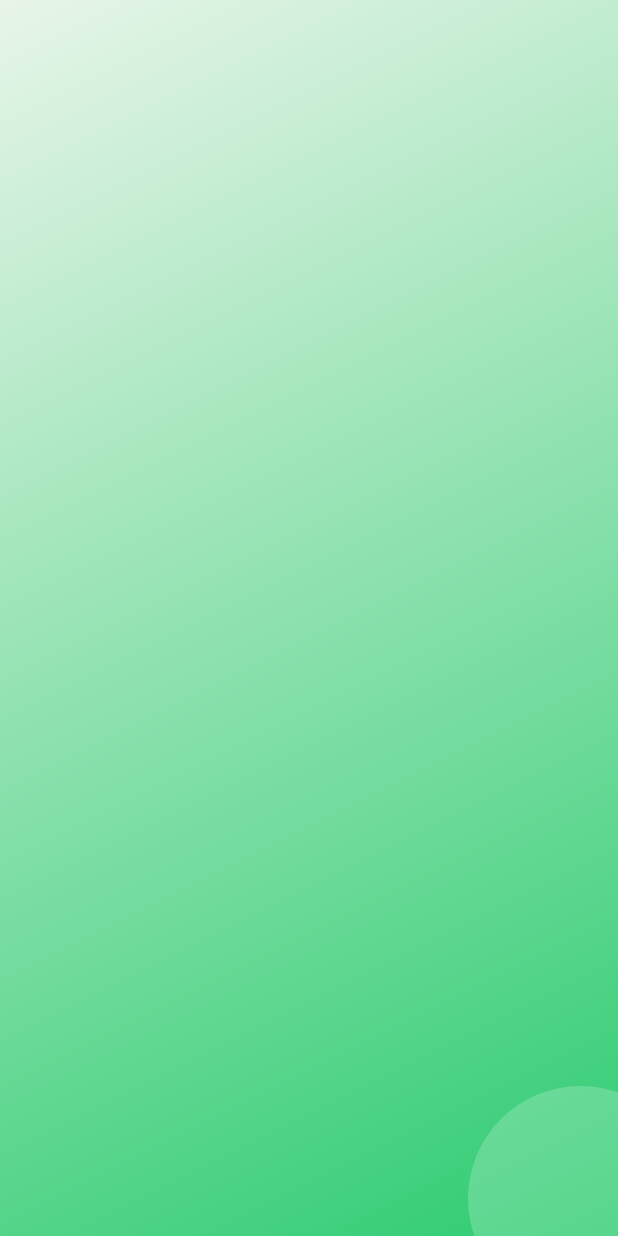
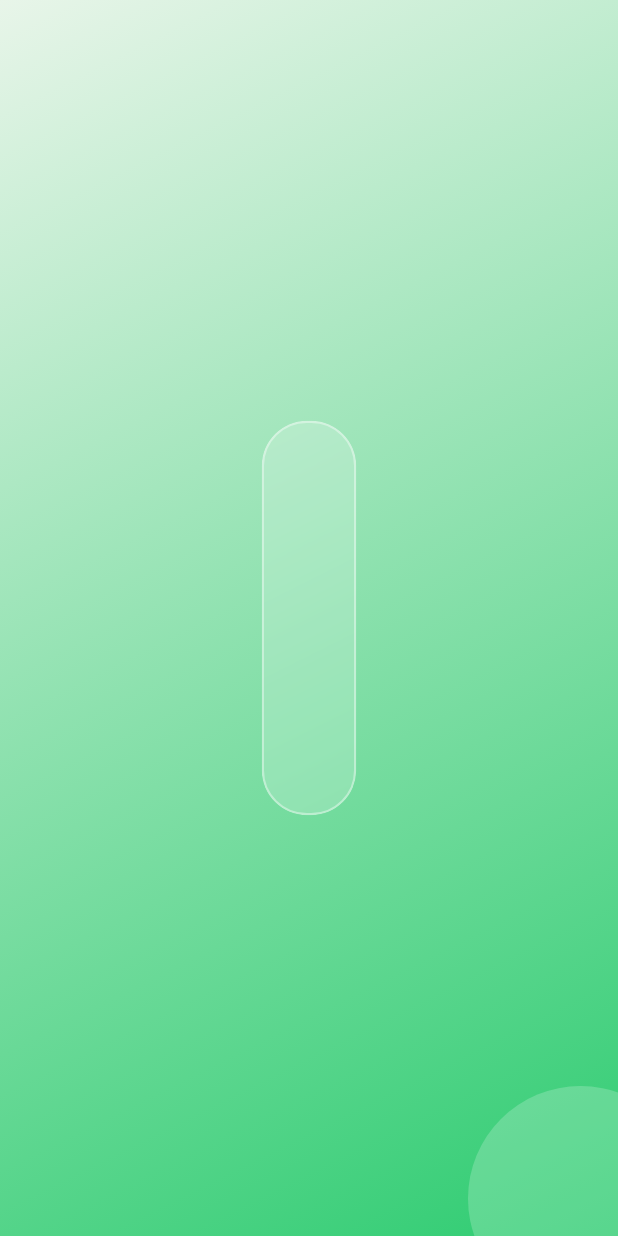
Before and after one commit to RayenKNG/Redemption.000, a Flutter app: the screen it shows after launch, on a phone screen of 412 x 824 dp. Run offline on Flutter 3.47's test engine with Material 3 defaults, Android fonts, the phone set to English and light mode, and no system bars; our stand-ins replace cached_network_image, firebase_auth, firebase_core, google_fonts; accounts and stored records are empty.

Commit message:
feat: implement backdropfilter for frosted glass blur effect and  style: add semi-transparent white color and border to glass container

```diff
--- a/lib/screens/login_screen.dart
+++ b/lib/screens/login_screen.dart
@@ -17,7 +17,6 @@
         width: double.infinity,
         height: double.infinity,
         decoration: const BoxDecoration(
-          // Gradasi Hijau SavePlate
           gradient: LinearGradient(
             begin: Alignment.topLeft,
             end: Alignment.bottomRight,
@@ -45,7 +44,24 @@
                 child: ClipRRect(
                   borderRadius: BorderRadius.circular(30),
 
-                  child: Container(height: 400, width: double.infinity),
+                  child: BackdropFilter(
+                    filter: ImageFilter.blur(sigmaX: 15, sigmaY: 15),
+                    child: Container(
+                      padding: const EdgeInsets.all(30),
+                      decoration: BoxDecoration(
+                        color: Colors.white.withOpacity(0.2),
+                        borderRadius: BorderRadius.circular(30),
+                        border: Border.all(
+                          color: Colors.white.withOpacity(0.4),
+                          width: 1.5,
+                        ),
+                      ),
+                      child: Column(
+                        mainAxisSize: MainAxisSize.min,
+                        children: const [SizedBox(height: 200)],
+                      ),
+                    ),
+                  ),
                 ),
               ),
             ),
```
